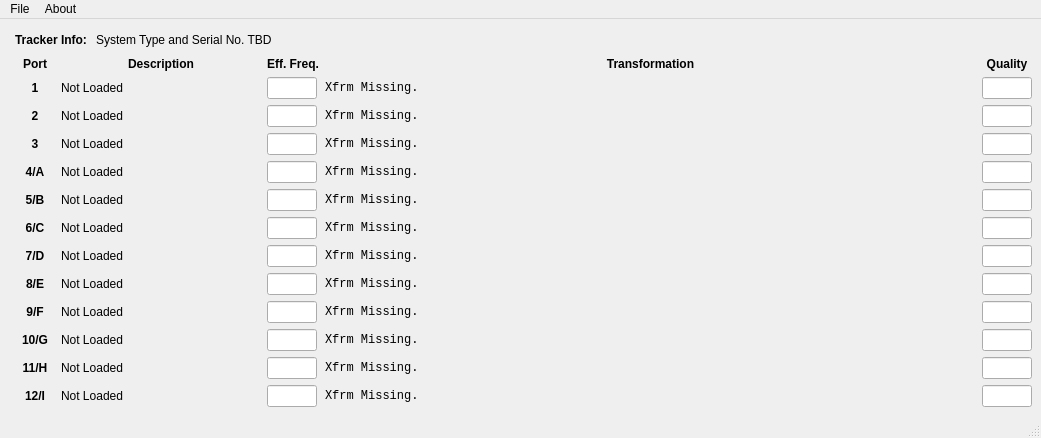
Qt form Examples/NDIQtTrack/NDIQtTrackGUI.ui (mfoste/NDIAPI) before a commit.
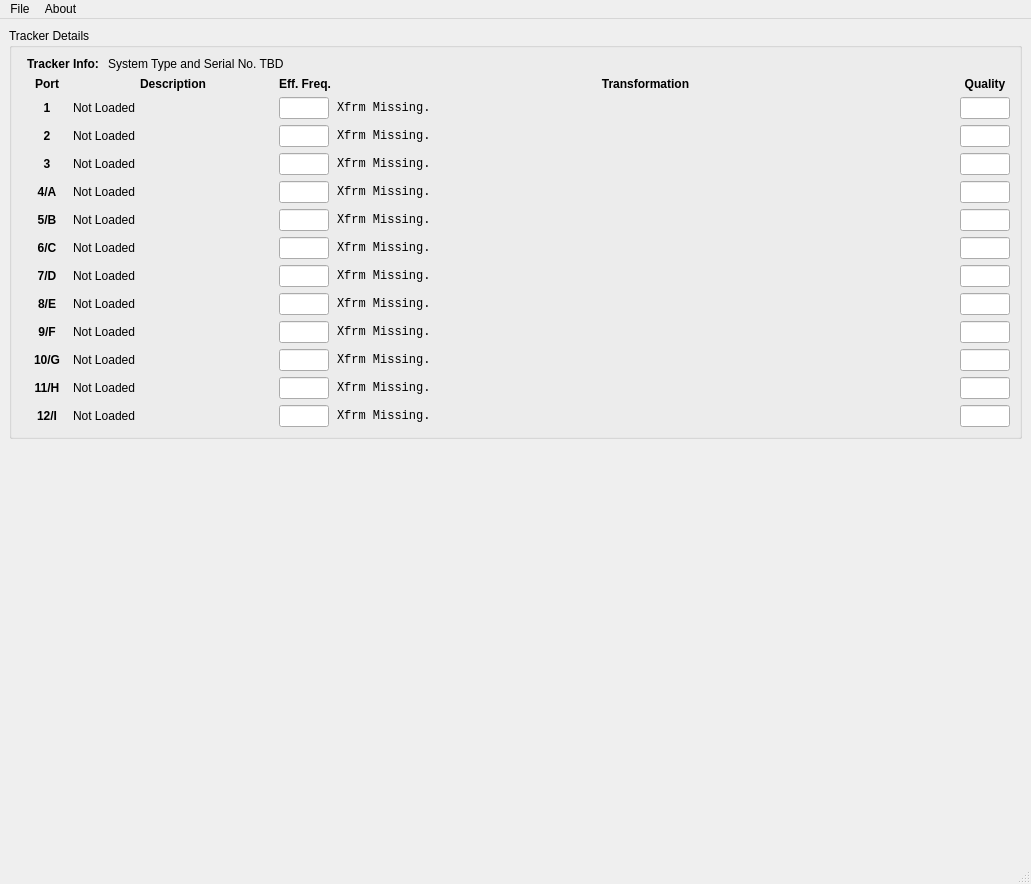
The same form after that commit. Custom widgets are drawn as their Qt base class.

What changed in the file:
```diff
--- a/Examples/NDIQtTrack/NDIQtTrackGUI.ui
+++ b/Examples/NDIQtTrack/NDIQtTrackGUI.ui
@@ -6,14 +6,22 @@
    <rect>
     <x>0</x>
     <y>0</y>
-    <width>1041</width>
-    <height>438</height>
+    <width>1031</width>
+    <height>884</height>
    </rect>
   </property>
   <property name="windowTitle">
    <string>MainWindow</string>
   </property>
   <widget class="QWidget" name="centralwidget">
+   <layout class="QGridLayout" name="gridLayout_3">
+    <item row="0" column="0">
+     <layout class="QVBoxLayout" name="verticalLayout_2">
+      <item>
+       <widget class="ctkCollapsibleGroupBox" name="CollapsibleGroupBox">
+        <property name="title">
+         <string>Tracker Details</string>
+        </property>
    <layout class="QGridLayout" name="gridLayout_2">
     <item row="0" column="0">
      <layout class="QHBoxLayout" name="horizontalLayout_2">
@@ -1334,12 +1342,20 @@
     </item>
    </layout>
   </widget>
+      </item>
+      <item>
+       <widget class="QVTKWidget" name="view3DQVTKWidget"/>
+      </item>
+     </layout>
+    </item>
+   </layout>
+  </widget>
   <widget class="QMenuBar" name="menubar">
    <property name="geometry">
     <rect>
      <x>0</x>
      <y>0</y>
-     <width>1041</width>
+     <width>1031</width>
      <height>21</height>
     </rect>
    </property>
@@ -1371,11 +1387,22 @@
   </action>
  </widget>
  <customwidgets>
+  <customwidget>
+   <class>QVTKWidget</class>
+   <extends>QWidget</extends>
+   <header>QVTKWidget.h</header>
+  </customwidget>
   <customwidget>
    <class>vtkTrackerWidget</class>
    <extends>QWidget</extends>
    <header>vtkTrackerWidget.h</header>
   </customwidget>
+  <customwidget>
+   <class>ctkCollapsibleGroupBox</class>
+   <extends>QGroupBox</extends>
+   <header>ctkCollapsibleGroupBox.h</header>
+   <container>1</container>
+  </customwidget>
  </customwidgets>
  <resources/>
  <connections/>
```
Left out of the diff: 2 changed lines with no effect on the pictures. Lines whose indentation alone changed are shown as unchanged.
